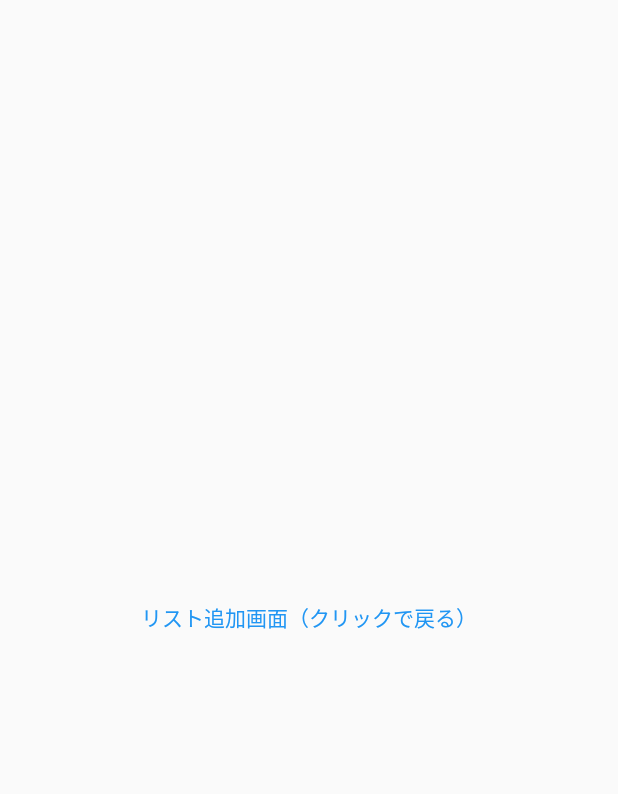
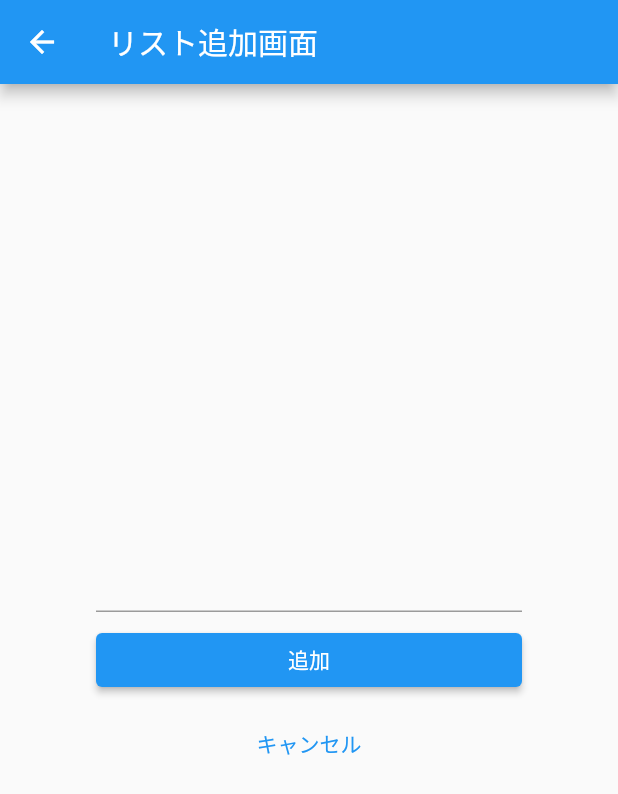
Before and after one commit to railgun-0402/ToDoApp, a Flutter app: the screen it shows after launch, after a tap on the "add" icon, on a phone screen of 412 x 824 dp. Shown: the top 794 px of the screen. Run offline on Flutter 3.47's test engine with Material 2 defaults, Android fonts, the phone set to English and light mode, and no system bars.

Commit message:
以下の機能を追加 ・リスト一覧画面にAppBarを追加 ・リスト一覧画面のListViewを整える ・追加画面のUIを修正

```diff
--- a/lib/main.dart
+++ b/lib/main.dart
@@ -26,8 +26,32 @@ class TodoListPage extends StatelessWidget {
   @override
   Widget build(BuildContext context) {
     return Scaffold(
-      body: Center(
-        child: Text('リスト一覧画面'),
+      appBar: AppBar(
+        title: Text("リスト一覧"),
+      ),
+      body: ListView(
+        children: <Widget>[
+          Card(
+            child: ListTile(
+              title: Text('機能Aを実行する'),
+            ),
+          ),
+          Card(
+            child: ListTile(
+              title: Text('機能Bを実行する'),
+            ),
+          ),
+          Card(
+            child: ListTile(
+              title: Text('機能Cを実行する'),
+            ),
+          ),
+          Card(
+            child: ListTile(
+              title: Text('機能Dを実行する'),
+            ),
+          ),
+        ],
       ),
       floatingActionButton: FloatingActionButton(
         onPressed: () {
--- a/lib/todo_add.dart
+++ b/lib/todo_add.dart
@@ -2,17 +2,42 @@
 import 'package:flutter/cupertino.dart';
 import 'package:flutter/material.dart';
 
+// リストを設定し、一覧に追加する
 class TodoAddPage extends StatelessWidget {
   @override
   Widget build(BuildContext context) {
     return Scaffold(
-      body: Center(
-        child: TextButton(
-          // ボタンクリック時の操作
-          onPressed: () {
-            Navigator.of(context).pop();
-          },
-          child: Text('リスト追加画面（クリックで戻る）'),
+      appBar: AppBar(
+        title: Text('リスト追加画面'),
+      ),
+      body: Container(
+        padding: EdgeInsets.all(64),
+        child: Column(
+          mainAxisAlignment: MainAxisAlignment.center,
+          children: <Widget>[
+            TextField(),
+            const SizedBox(height: 8),
+            Container(
+              width: double.infinity,
+              child: ElevatedButton(
+                onPressed: () {},
+                child: Text(
+                  '追加',
+                  style: TextStyle(color: Colors.white),
+                ),
+              ),
+            ),
+            const SizedBox(height: 8),
+            Container(
+              width: double.infinity,
+              child: TextButton(
+                onPressed: () {
+                  Navigator.of(context).pop();
+                },
+                child: Text('キャンセル'),
+              ),
+            ),
+          ],
         ),
       ),
     );
```
